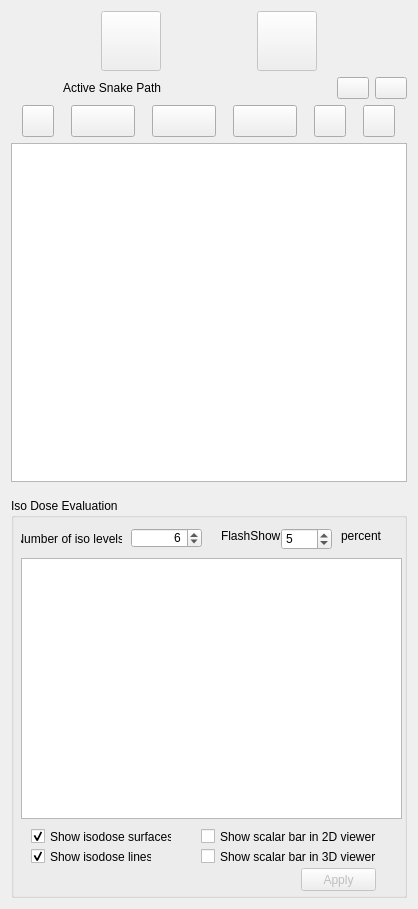
zoulianmp/SRPlan4Snake, file Modules/Loadable/PathPlan/Resources/UI/qSRPlanPathPlanModule.ui: the form before one commit.
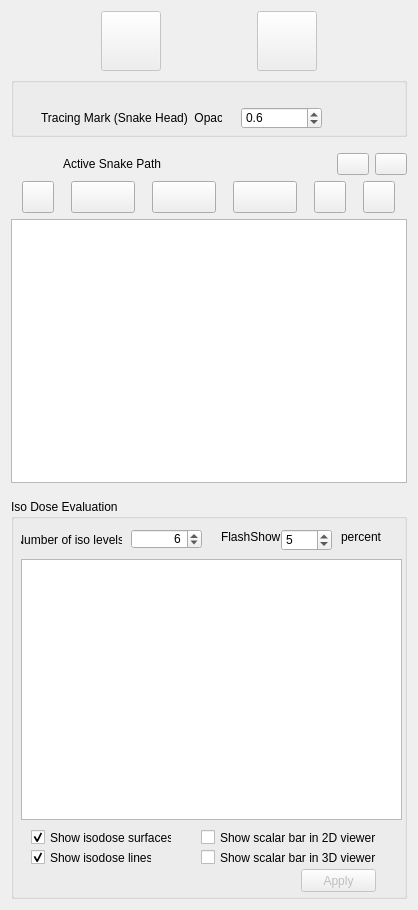
The form after the commit. Icons and pictures are not drawn. Custom widgets are drawn as their Qt base class.

Commit message: Add Opacity to SnakeHead

```diff
--- a/Modules/Loadable/PathPlan/Resources/UI/qSRPlanPathPlanModule.ui
+++ b/Modules/Loadable/PathPlan/Resources/UI/qSRPlanPathPlanModule.ui
@@ -7,7 +7,7 @@
     <x>0</x>
     <y>0</y>
     <width>418</width>
-    <height>909</height>
+    <height>910</height>
    </rect>
   </property>
   <property name="sizePolicy">
@@ -140,6 +140,76 @@
      </item>
     </layout>
    </item>
+   <item alignment="Qt::AlignVCenter">
+    <widget class="QGroupBox" name="traceMarkGroup">
+     <property name="minimumSize">
+      <size>
+       <width>0</width>
+       <height>60</height>
+      </size>
+     </property>
+     <property name="title">
+      <string/>
+     </property>
+     <widget class="QDoubleSpinBox" name="doubleSpinBox_TMOpacity">
+      <property name="geometry">
+       <rect>
+        <x>230</x>
+        <y>30</y>
+        <width>81</width>
+        <height>22</height>
+       </rect>
+      </property>
+      <property name="alignment">
+       <set>Qt::AlignLeading|Qt::AlignLeft|Qt::AlignVCenter</set>
+      </property>
+      <property name="decimals">
+       <number>1</number>
+      </property>
+      <property name="maximum">
+       <double>1.000000000000000</double>
+      </property>
+      <property name="singleStep">
+       <double>0.100000000000000</double>
+      </property>
+      <property name="value">
+       <double>0.600000000000000</double>
+      </property>
+     </widget>
+     <widget class="QLabel" name="label_3">
+      <property name="geometry">
+       <rect>
+        <x>30</x>
+        <y>30</y>
+        <width>181</width>
+        <height>21</height>
+       </rect>
+      </property>
+      <property name="text">
+       <string>Tracing Mark (Snake Head)  Opacity</string>
+      </property>
+      <property name="alignment">
+       <set>Qt::AlignLeading|Qt::AlignLeft|Qt::AlignVCenter</set>
+      </property>
+     </widget>
+    </widget>
+   </item>
+   <item>
+    <spacer name="verticalSpacer_2">
+     <property name="orientation">
+      <enum>Qt::Vertical</enum>
+     </property>
+     <property name="sizeType">
+      <enum>QSizePolicy::Minimum</enum>
+     </property>
+     <property name="sizeHint" stdset="0">
+      <size>
+       <width>20</width>
+       <height>10</height>
+      </size>
+     </property>
+    </spacer>
+   </item>
    <item>
     <layout class="QGridLayout" name="gridLayout_2">
      <item row="0" column="1">
```
The commit also changes 5 other files.
